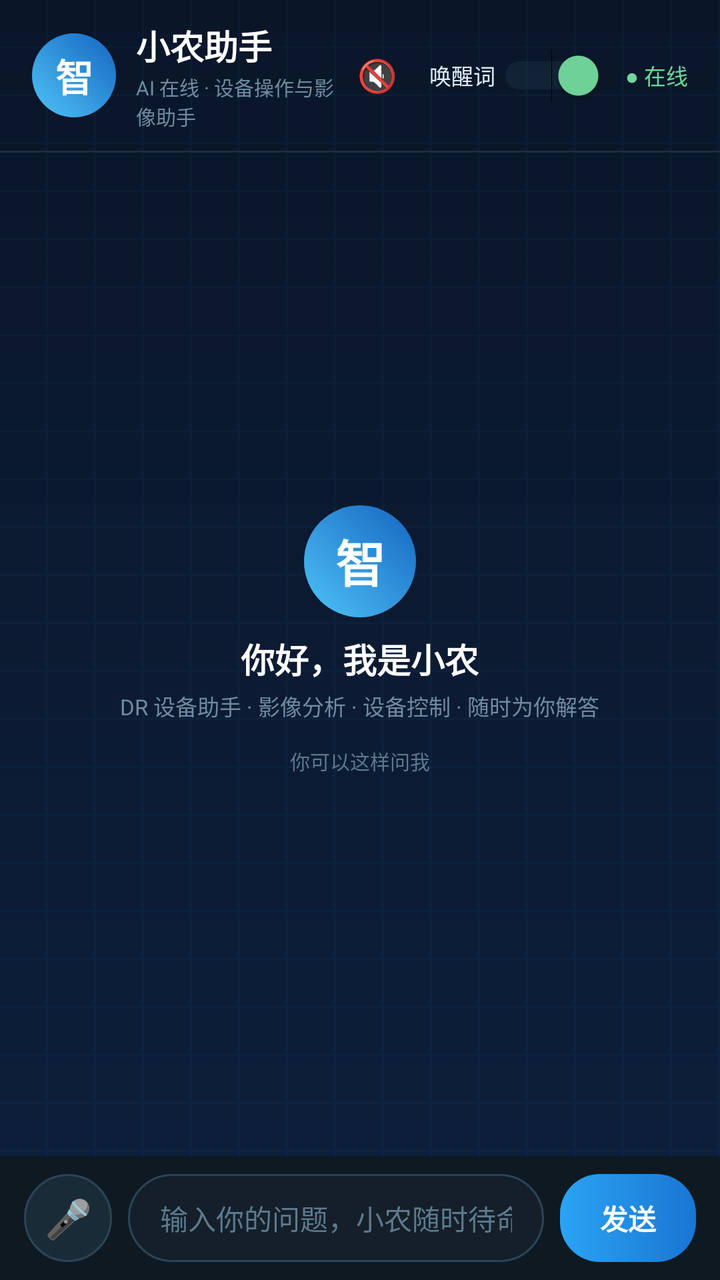
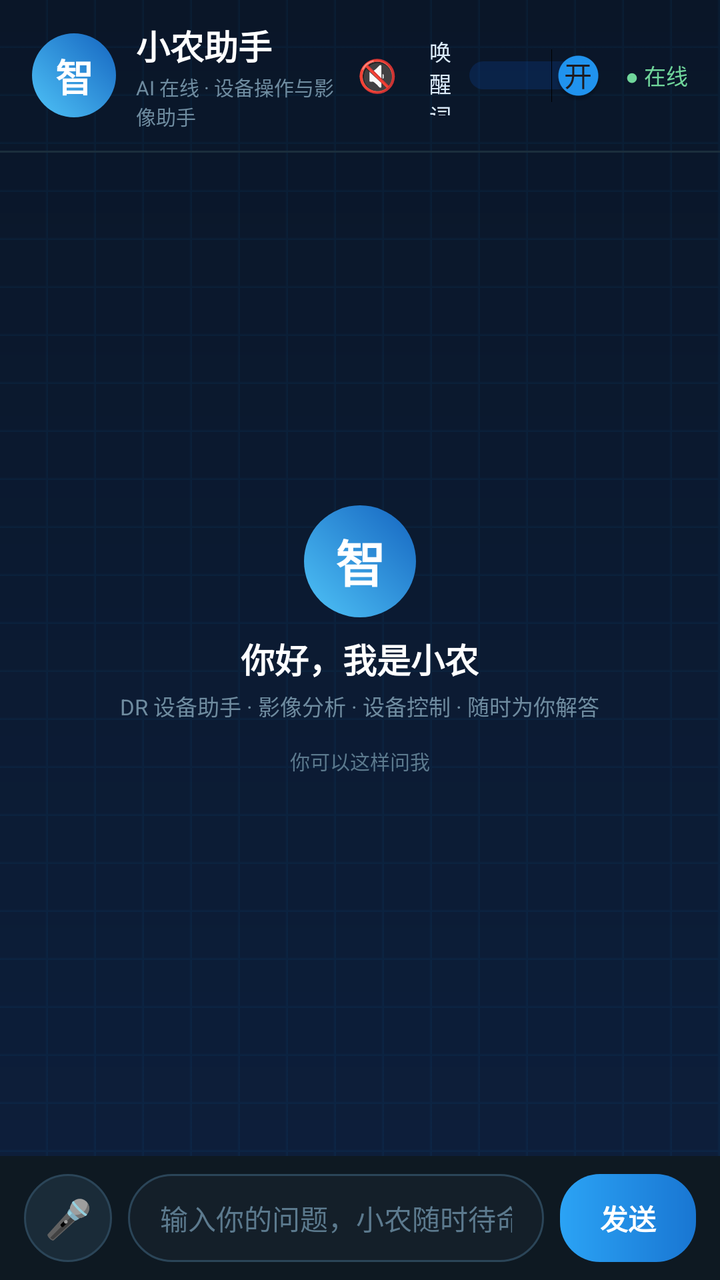

Compare the two renders of this Android layout. The source of the first and the diff that turns it into the second are given below.
<!-- AndroidManifest.xml: application theme Theme.WeiguangDRController -->
<!-- res/layout/fragment_chat.xml -->
<?xml version="1.0" encoding="utf-8"?>
<LinearLayout xmlns:android="http://schemas.android.com/apk/res/android"
    android:layout_width="match_parent"
    android:layout_height="match_parent"
    android:background="@drawable/bg_root_gradient"
    android:orientation="vertical">

    
    <LinearLayout
        android:layout_width="match_parent"
        android:layout_height="wrap_content"
        android:gravity="center_vertical"
        android:orientation="horizontal"
        android:paddingStart="16dp"
        android:paddingTop="10dp"
        android:paddingEnd="16dp"
        android:paddingBottom="10dp">

        <FrameLayout
            android:layout_width="42dp"
            android:layout_height="42dp"
            android:background="@drawable/bg_chat_avatar">

            <TextView
                android:layout_width="match_parent"
                android:layout_height="match_parent"
                android:gravity="center"
                android:text="智"
                android:textColor="#FFFFFF"
                android:textSize="19sp"
                android:textStyle="bold" />
        </FrameLayout>

        <LinearLayout
            android:layout_width="0dp"
            android:layout_height="wrap_content"
            android:layout_marginStart="10dp"
            android:layout_weight="1"
            android:orientation="vertical">

            <TextView
                android:layout_width="wrap_content"
                android:layout_height="wrap_content"
                android:text="小农助手"
                android:textColor="#FFFFFF"
                android:textSize="17sp"
                android:textStyle="bold" />

            <TextView
                android:layout_width="wrap_content"
                android:layout_height="wrap_content"
                android:layout_marginTop="1dp"
                android:text="AI 在线 · 设备操作与影像助手"
                android:textColor="#6F8CA0"
                android:textSize="10sp" />
        </LinearLayout>

        <TextView
            android:id="@+id/muteBtn"
            android:layout_width="wrap_content"
            android:layout_height="wrap_content"
            android:layout_marginEnd="10dp"
            android:clickable="true"
            android:focusable="true"
            android:padding="6dp"
            android:text="🔇"
            android:textColor="#556677"
            android:textSize="16sp" />

        <Switch
            android:id="@+id/wakeBtn"
            android:layout_width="88dp"
            android:layout_height="40dp"
            android:layout_marginEnd="10dp"
            android:checked="true"
            android:showText="false"
            android:text="唤醒词"
            android:textColor="#DCEBFA"
            android:textSize="11sp"
            android:thumbTint="#70D69B"
            android:trackTint="#29475A" />

        <TextView
            android:id="@+id/chatStatusText"
            android:layout_width="wrap_content"
            android:layout_height="wrap_content"
            android:text="● 在线"
            android:textColor="#70D69B"
            android:textSize="11sp" />
    </LinearLayout>

    <View
        android:layout_width="match_parent"
        android:layout_height="1dp"
        android:background="#1B2E3C" />

    
    <FrameLayout
        android:layout_width="match_parent"
        android:layout_height="0dp"
        android:layout_weight="1">

        <ScrollView
            android:id="@+id/chatScroll"
            android:layout_width="match_parent"
            android:layout_height="match_parent"
            android:fillViewport="true"
            android:overScrollMode="ifContentScrolls"
            android:scrollbars="vertical">

            <LinearLayout
                android:id="@+id/chatList"
                android:layout_width="match_parent"
                android:layout_height="wrap_content"
                android:orientation="vertical"
                android:paddingStart="12dp"
                android:paddingTop="14dp"
                android:paddingEnd="12dp"
                android:paddingBottom="10dp" />
        </ScrollView>

        
        <LinearLayout
            android:id="@+id/welcomePanel"
            android:layout_width="match_parent"
            android:layout_height="match_parent"
            android:gravity="center"
            android:orientation="vertical"
            android:padding="12dp">

            <FrameLayout
                android:layout_width="56dp"
                android:layout_height="56dp"
                android:background="@drawable/bg_chat_avatar">

                <TextView
                    android:layout_width="match_parent"
                    android:layout_height="match_parent"
                    android:gravity="center"
                    android:text="智"
                    android:textColor="#FFFFFF"
                    android:textSize="25sp"
                    android:textStyle="bold" />
            </FrameLayout>

            <TextView
                android:layout_width="wrap_content"
                android:layout_height="wrap_content"
                android:layout_marginTop="8dp"
                android:text="你好，我是小农"
                android:textColor="#FFFFFF"
                android:textSize="17sp"
                android:textStyle="bold" />

            <TextView
                android:layout_width="wrap_content"
                android:layout_height="wrap_content"
                android:layout_marginTop="3dp"
                android:text="DR 设备助手 · 影像分析 · 设备控制 · 随时为你解答"
                android:textColor="#6F8CA0"
                android:textSize="11sp" />

            <TextView
                android:layout_width="wrap_content"
                android:layout_height="wrap_content"
                android:layout_marginTop="12dp"
                android:text="你可以这样问我"
                android:textColor="#5C7A8E"
                android:textSize="10sp" />

            <LinearLayout
                android:id="@+id/suggestionRow1"
                android:layout_width="match_parent"
                android:layout_height="wrap_content"
                android:layout_marginTop="7dp"
                android:orientation="horizontal" />

            <LinearLayout
                android:id="@+id/suggestionRow2"
                android:layout_width="match_parent"
                android:layout_height="wrap_content"
                android:layout_marginTop="7dp"
                android:orientation="horizontal" />
        </LinearLayout>
    </FrameLayout>

    
    <LinearLayout
        android:layout_width="match_parent"
        android:layout_height="wrap_content"
        android:background="#0E1922"
        android:gravity="center_vertical"
        android:orientation="horizontal"
        android:paddingStart="12dp"
        android:paddingTop="9dp"
        android:paddingEnd="12dp"
        android:paddingBottom="9dp">

        <TextView
            android:id="@+id/micBtn"
            android:layout_width="44dp"
            android:layout_height="44dp"
            android:background="@drawable/bg_mic_btn"
            android:clickable="true"
            android:focusable="true"
            android:gravity="center"
            android:text="🎤"
            android:textSize="19sp" />

        <EditText
            android:id="@+id/chatInput"
            android:layout_width="0dp"
            android:layout_height="44dp"
            android:layout_marginStart="8dp"
            android:layout_weight="1"
            android:background="@drawable/bg_input_box"
            android:hint="输入你的问题，小农随时待命…"
            android:imeOptions="actionSend"
            android:inputType="text"
            android:maxLines="1"
            android:paddingStart="16dp"
            android:paddingEnd="16dp"
            android:singleLine="true"
            android:textColor="#FFFFFF"
            android:textColorHint="#5C7A8E"
            android:textSize="14sp" />

        <TextView
            android:id="@+id/sendBtn"
            android:layout_width="68dp"
            android:layout_height="44dp"
            android:layout_marginStart="8dp"
            android:background="@drawable/bg_send_btn"
            android:clickable="true"
            android:focusable="true"
            android:gravity="center"
            android:text="发送"
            android:textColor="#FFFFFF"
            android:textSize="14sp"
            android:textStyle="bold" />
    </LinearLayout>
</LinearLayout>
<!-- resources referenced by this layout -->
<resources>
  <!-- drawable bg_chat_avatar (drawable) -->
  <?xml version="1.0" encoding="utf-8"?>
  <shape xmlns:android="http://schemas.android.com/apk/res/android"
      android:shape="oval">
      <gradient
          android:angle="45"
          android:startColor="#4FC3F7"
          android:endColor="#1565C0" />
  </shape>
  <!-- drawable bg_input_box (drawable) -->
  <?xml version="1.0" encoding="utf-8"?>
  <shape xmlns:android="http://schemas.android.com/apk/res/android">
      <solid android:color="#141F29" />
      <corners android:radius="22dp" />
      <stroke
          android:width="1dp"
          android:color="#2B4558" />
  </shape>
  <!-- drawable bg_mic_btn (drawable) -->
  <?xml version="1.0" encoding="utf-8"?>
  <shape xmlns:android="http://schemas.android.com/apk/res/android"
      android:shape="oval">
      <solid android:color="#1A2B38" />
      <stroke
          android:width="1dp"
          android:color="#2B4558" />
  </shape>
  <!-- drawable bg_root_gradient (drawable) -->
  <?xml version="1.0" encoding="utf-8"?>
  <layer-list xmlns:android="http://schemas.android.com/apk/res/android">
      <item>
          <shape android:shape="rectangle">
              <gradient
                  android:angle="270"
                  android:startColor="#0A1628"
                  android:endColor="#0D1F3C" />
          </shape>
      </item>
      <item>
          <bitmap
              android:gravity="fill"
              android:src="@drawable/grid_pattern"
              android:tileMode="repeat" />
      </item>
  </layer-list>
  <!-- drawable bg_send_btn (drawable) -->
  <?xml version="1.0" encoding="utf-8"?>
  <shape xmlns:android="http://schemas.android.com/apk/res/android">
      <gradient
          android:angle="0"
          android:startColor="#2BA3F5"
          android:endColor="#1976D2" />
      <corners android:radius="20dp" />
  </shape>
  <style name="Theme.WeiguangDRController" parent="Base.Theme.WeiguangDRController" />
  <!-- drawable grid_pattern: png bitmap (drawable, 115 bytes) -->
  <style name="Base.Theme.WeiguangDRController" parent="Theme.Material3.DayNight.NoActionBar">
          
          
      </style>
</resources>

<!-- the commit's change to res/layout/fragment_chat.xml (unified diff, before → after) -->
@@ -73,12 +73,15 @@
             android:layout_height="40dp"
             android:layout_marginEnd="10dp"
             android:checked="true"
-            android:showText="false"
+            android:showText="true"
+            android:switchMinWidth="72dp"
             android:text="唤醒词"
+            android:textOff="关"
+            android:textOn="开"
             android:textColor="#DCEBFA"
             android:textSize="11sp"
-            android:thumbTint="#70D69B"
-            android:trackTint="#29475A" />
+            android:thumbTint="@color/wake_switch_thumb"
+            android:trackTint="@color/wake_switch_track" />
 
         <TextView
             android:id="@+id/chatStatusText"
